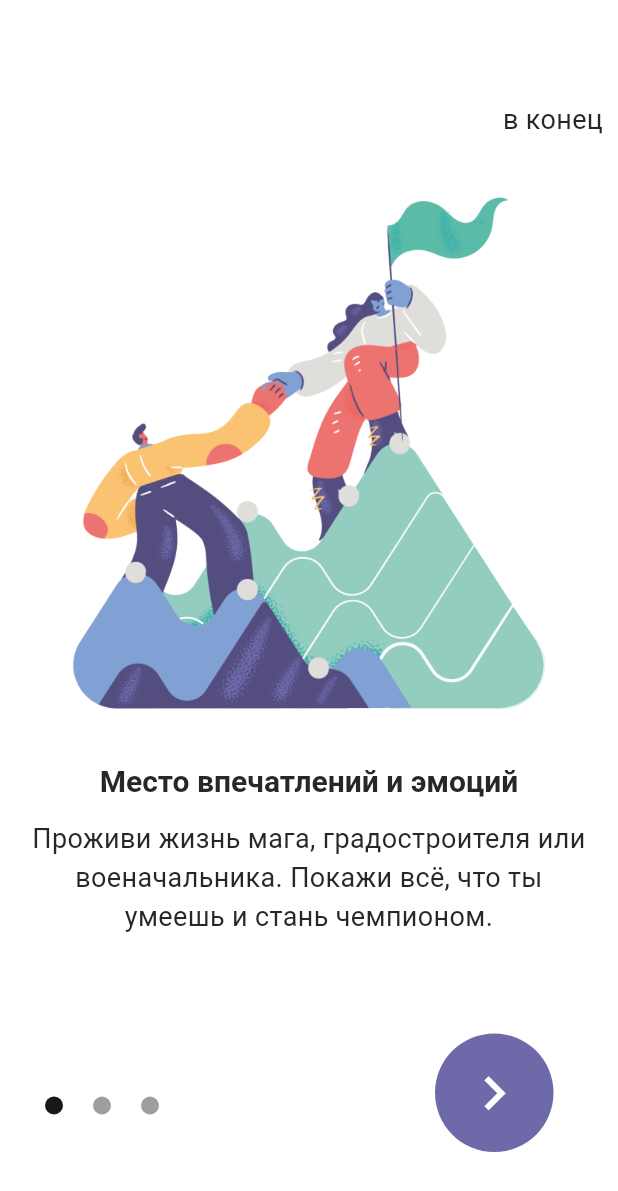
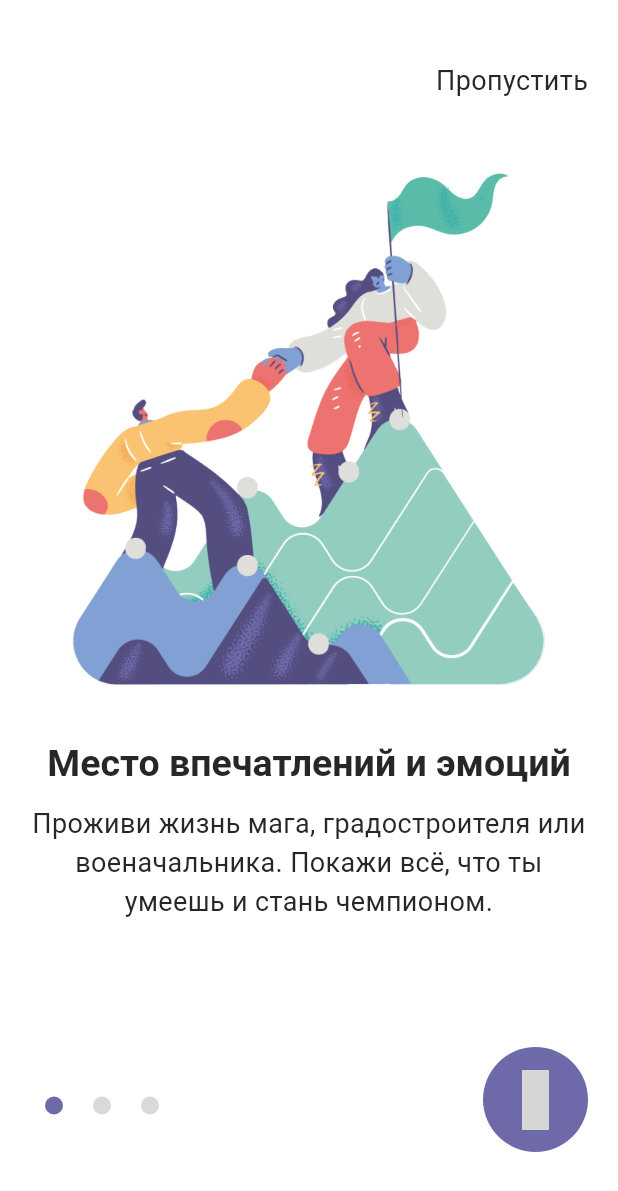
Before and after one commit to fearamid/cubik_club, a Flutter app: the screen it shows after launch, on a phone screen of 412 x 824 dp. Shown: the top 1191 px of the screen. Run offline on Flutter 3.47's test engine with Material 3 defaults, Android fonts, the phone set to English and light mode, and no system bars; drawn by our look-alikes of smooth_page_indicator; our stand-ins replace carousel_slider, expandable_page_view, flutter_secure_storage, iconsax_flutter, pin_code_fields, qr_flutter and 1 more; missing offline and left inert: mobile_scanner; grey boxes are pictures that could not be loaded.

Commit message:
change onboarding

```diff
--- a/lib/ui/screens/onboarding/onboarding_screen.dart
+++ b/lib/ui/screens/onboarding/onboarding_screen.dart
@@ -5,6 +5,7 @@ import "package:cubik_club/utils/constants/texts.dart";
 import 'package:cubik_club/utils/device/device_utility.dart';
 import 'package:cubik_club/utils/helpers/helper_functions.dart';
 import "package:flutter/material.dart";
+import 'package:iconsax_flutter/iconsax_flutter.dart';
 import 'package:provider/provider.dart';
 import 'package:smooth_page_indicator/smooth_page_indicator.dart';
 
@@ -16,12 +17,13 @@ class OnboardingScreen extends StatelessWidget {
     final viewModel = context.read<OnboardingScreenViewModel>();
 
     return Scaffold(
-      body: Stack(
+      body: SafeArea(
+        child: Stack(
           children: [
             // Onboarding pages
             PageView(
               controller: viewModel.pageController,
-            onPageChanged: (index) => viewModel.updatePageIndicator(index),
+              onPageChanged: viewModel.updatePageIndicator,
               children: const [
                 _OnboardingPage(
                   image: CCImages.onBoardingImage1,
@@ -51,6 +53,7 @@ class OnboardingScreen extends StatelessWidget {
             const _NextButton()
           ],
         ),
+      ),
     );
   }
 }
@@ -68,9 +71,9 @@ class _DotNavigation extends StatelessWidget {
       left: 30,
       child: SmoothPageIndicator(
         effect: WormEffect(
-          activeDotColor: isDarkMode
-              ? CCAppColors.lightBackground
-              : CCAppColors.darkBackground,
+          dotColor: CCAppColors.lightHighlightBackground,
+          activeDotColor:
+              isDarkMode ? CCAppColors.lightBackground : CCAppColors.primary,
           dotHeight: 12,
           dotWidth: 12,
           spacing: 20,
@@ -94,10 +97,13 @@ class _NextButton extends StatelessWidget {
       child: ElevatedButton(
         onPressed: () =>
             context.read<OnboardingScreenViewModel>().nextPage(context),
-        style: ElevatedButton.styleFrom(shape: const CircleBorder()),
+        style: ElevatedButton.styleFrom(
+          shape: const CircleBorder(),
+          padding: const EdgeInsets.all(15),
+        ),
         child: const Icon(
-          Icons.navigate_next,
-          size: 45,
+          Iconsax.arrow_right_3_copy,
+          size: 40,
         ),
       ),
     );
@@ -110,11 +116,14 @@ class _SkipButton extends StatelessWidget {
   @override
   Widget build(BuildContext context) {
     return Positioned(
-      top: CCDeviceUtils.getAppBarHeight(),
-      right: 10,
+      top: 30,
+      right: 20,
       child: TextButton(
         onPressed: context.read<OnboardingScreenViewModel>().skipPage,
-        child: Text('в конец', style: Theme.of(context).textTheme.bodyMedium),
+        child: Text(
+          'Пропустить',
+          style: Theme.of(context).textTheme.bodyMedium,
+        ),
       ),
     );
   }
@@ -132,12 +141,14 @@ class _OnboardingPage extends StatelessWidget {
   @override
   Widget build(BuildContext context) {
     return Padding(
-      padding: const EdgeInsets.all(20),
+      padding: const EdgeInsets.only(
+        bottom: 0,
+        right: 20,
+        left: 20,
+        top: 100,
+      ),
       child: Column(
         children: [
-          SizedBox(
-            height: CCDeviceUtils.getAppBarHeight() + 40,
-          ),
           Image(
             width: CCHelperFunctions.screenHeight(context),
             // height: CCHelperFunctions.screenHeight(context) * 0.6,
--- a/lib/utils/theme/custom_themes/text_theme.dart
+++ b/lib/utils/theme/custom_themes/text_theme.dart
@@ -6,7 +6,7 @@ class CCTextTheme {
   static TextTheme lightTheme(Color mainTextColor, Color secondaryTextColor) {
     return TextTheme(
       headlineMedium: const TextStyle().copyWith(
-          color: mainTextColor, fontSize: 20, fontWeight: FontWeight.bold),
+          color: mainTextColor, fontSize: 25, fontWeight: FontWeight.bold),
       titleMedium: const TextStyle().copyWith(
           color: mainTextColor, fontSize: 22, fontWeight: FontWeight.bold),
       titleLarge: const TextStyle().copyWith(
```
Also changed, not shown: lib/ui/screens/app_tabs/tabs/main/main_screen.dart (+21 -17 lines). Lines whose indentation alone changed are shown as unchanged.
